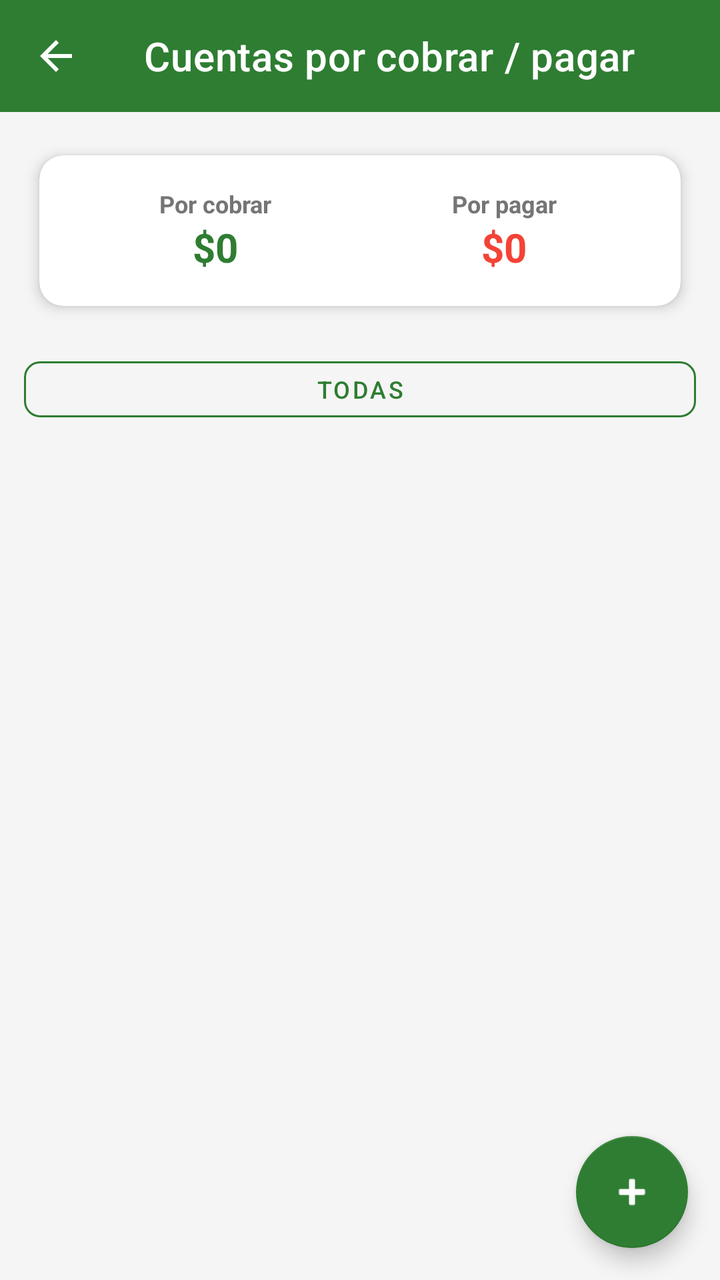
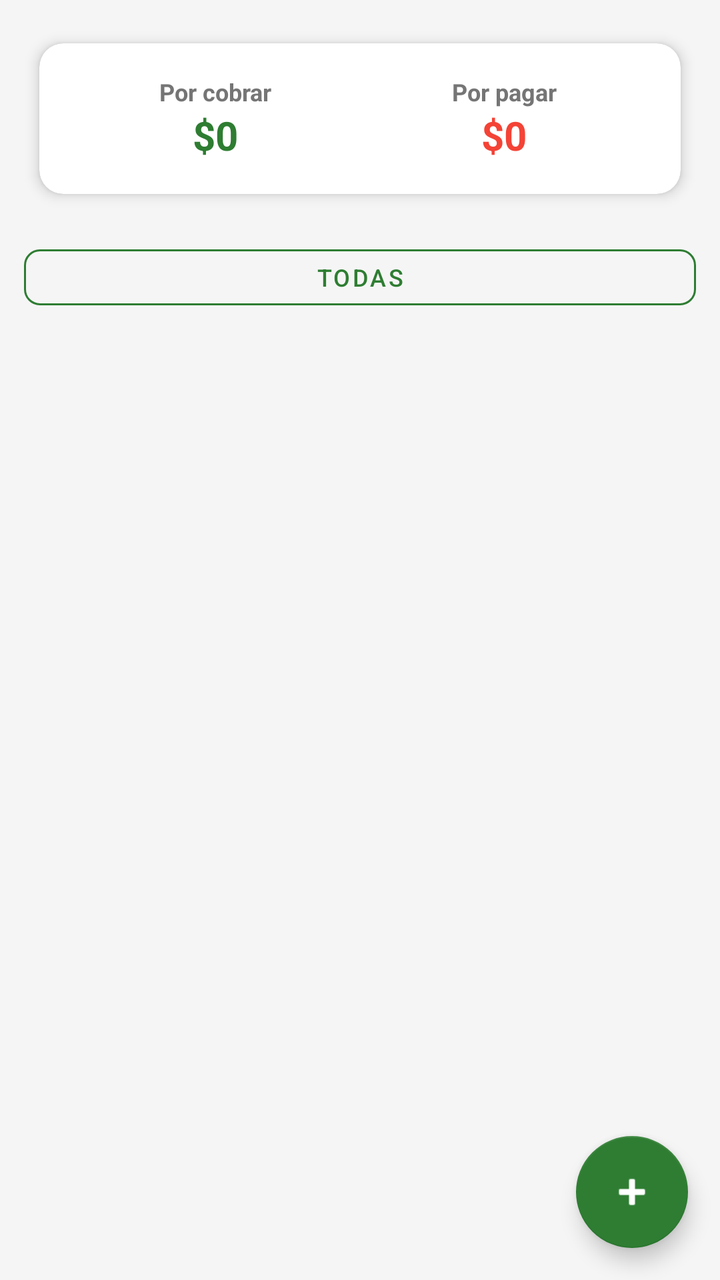

The first picture is an Android layout as it rendered before a commit; the second is the same layout after the commit. The layout source and the unified diff follow.
<!-- AndroidManifest.xml: application theme Theme.OasisCheck -->
<!-- res/layout/activity_cuentas.xml -->
<?xml version="1.0" encoding="utf-8"?>
<androidx.coordinatorlayout.widget.CoordinatorLayout
    xmlns:android="http://schemas.android.com/apk/res/android"
    xmlns:app="http://schemas.android.com/apk/res-auto"
    android:layout_width="match_parent"
    android:layout_height="match_parent"
    android:background="@color/background">

    <LinearLayout
        android:layout_width="match_parent"
        android:layout_height="match_parent"
        android:orientation="vertical">

        <com.google.android.material.appbar.MaterialToolbar
            android:id="@+id/toolbar"
            android:layout_width="match_parent"
            android:layout_height="?attr/actionBarSize"
            android:background="@color/green_primary"
            app:navigationIcon="@drawable/ic_back"
            app:navigationIconTint="@color/white"
            app:title="@string/cuentas_por_cobrar_pagar"
            app:titleTextColor="@color/white" />

        <androidx.cardview.widget.CardView
            style="@style/CardStyle"
            android:layout_width="match_parent"
            android:layout_height="wrap_content"
            android:layout_margin="12dp">

            <LinearLayout
                android:layout_width="match_parent"
                android:layout_height="wrap_content"
                android:orientation="horizontal"
                android:padding="16dp">

                <LinearLayout
                    android:layout_width="0dp"
                    android:layout_height="wrap_content"
                    android:layout_weight="1"
                    android:gravity="center"
                    android:orientation="vertical">

                    <TextView
                        android:layout_width="wrap_content"
                        android:layout_height="wrap_content"
                        android:text="@string/por_cobrar"
                        android:textColor="@color/text_secondary"
                        android:textSize="12sp"
                        android:textStyle="bold" />

                    <TextView
                        android:id="@+id/tv_total_cobrar"
                        android:layout_width="wrap_content"
                        android:layout_height="wrap_content"
                        android:text="@string/n_0"
                        android:textColor="@color/green_primary"
                        android:textSize="20sp"
                        android:textStyle="bold" />
                </LinearLayout>

                <LinearLayout
                    android:layout_width="0dp"
                    android:layout_height="wrap_content"
                    android:layout_weight="1"
                    android:gravity="center"
                    android:orientation="vertical">

                    <TextView
                        android:layout_width="wrap_content"
                        android:layout_height="wrap_content"
                        android:text="@string/por_pagar"
                        android:textColor="@color/text_secondary"
                        android:textSize="12sp"
                        android:textStyle="bold" />

                    <TextView
                        android:id="@+id/tv_total_pagar"
                        android:layout_width="wrap_content"
                        android:layout_height="wrap_content"
                        android:text="@string/n_0"
                        android:textColor="@color/red"
                        android:textSize="20sp"
                        android:textStyle="bold" />
                </LinearLayout>
            </LinearLayout>
        </androidx.cardview.widget.CardView>

        <LinearLayout
            android:layout_width="match_parent"
            android:layout_height="wrap_content"
            android:gravity="center_vertical"
            android:orientation="horizontal"
            android:paddingHorizontal="12dp"
            android:paddingBottom="8dp">

            <com.google.android.material.button.MaterialButton
                android:id="@+id/btn_filtrar_cuentas"
                style="@style/Widget.MaterialComponents.Button.OutlinedButton"
                android:layout_width="0dp"
                android:layout_height="40dp"
                android:layout_weight="1"
                android:text="@string/todas"
                android:textColor="@color/green_primary"
                android:textSize="12sp"
                app:cornerRadius="8dp"
                app:strokeColor="@color/green_primary" />
        </LinearLayout>

        <ProgressBar
            android:id="@+id/progress_bar"
            android:layout_width="wrap_content"
            android:layout_height="wrap_content"
            android:layout_gravity="center"
            android:visibility="gone" />

        <androidx.recyclerview.widget.RecyclerView
            android:id="@+id/recycler_cuentas"
            android:layout_width="match_parent"
            android:layout_height="0dp"
            android:layout_weight="1"
            android:clipToPadding="false"
            android:paddingStart="8dp"
            android:paddingEnd="8dp"
            android:paddingBottom="80dp" />

        <TextView
            android:id="@+id/tv_sin_datos"
            android:layout_width="match_parent"
            android:layout_height="0dp"
            android:layout_weight="1"
            android:gravity="center"
            android:text="@string/no_hay_cuentas_registradas"
            android:textColor="@color/text_secondary"
            android:textSize="16sp"
            android:visibility="gone" />
    </LinearLayout>

    <com.google.android.material.floatingactionbutton.FloatingActionButton
        android:id="@+id/fab_agregar_cuenta"
        android:layout_width="wrap_content"
        android:layout_height="wrap_content"
        android:layout_gravity="bottom|end"
        android:layout_margin="16dp"
        android:contentDescription="@string/agregar_cuenta"
        android:src="@android:drawable/ic_input_add"
        app:backgroundTint="@color/green_primary"
        app:tint="@color/white" />

</androidx.coordinatorlayout.widget.CoordinatorLayout>
<!-- resources referenced by this layout -->
<resources>
  <color name="background">#F5F5F5</color>
  <color name="green_primary">#2E7D32</color>
  <color name="red">#F44336</color>
  <color name="text_secondary">#757575</color>
  <color name="white">#FFFFFF</color>
  <!-- drawable ic_back (drawable) -->
  <?xml version="1.0" encoding="utf-8"?>
  <vector xmlns:android="http://schemas.android.com/apk/res/android"
      android:width="24dp"
      android:height="24dp"
      android:viewportWidth="24"
      android:viewportHeight="24"
      android:tint="?attr/colorControlNormal">
      <path
          android:fillColor="@android:color/white"
          android:pathData="M20,11H7.83l5.59,-5.59L12,4l-8,8 8,8 1.41,-1.41L7.83,13H20v-2z"/>
  </vector>
  <string name="agregar_cuenta">Agregar cuenta</string>
  <string name="cuentas_por_cobrar_pagar">Cuentas por cobrar / pagar</string>
  <string name="n_0">$0</string>
  <string name="no_hay_cuentas_registradas">No hay cuentas registradas</string>
  <string name="por_cobrar">Por cobrar</string>
  <string name="por_pagar">Por pagar</string>
  <string name="todas">Todas</string>
  <style name="CardStyle">
          <item name="cardCornerRadius">12dp</item>
          <item name="cardElevation">4dp</item>
          <item name="cardUseCompatPadding">true</item>
      </style>
  <style name="Theme.OasisCheck" parent="Theme.MaterialComponents.DayNight.DarkActionBar">
          <item name="colorPrimary">@color/green_primary</item>
          <item name="colorPrimaryDark">@color/green_primary_dark</item>
          <item name="colorAccent">@color/green_accent</item>
          <item name="colorSecondary">@color/green_accent</item>
          <item name="colorOnSurface">@color/text_primary</item>
          <item name="android:statusBarColor">@color/green_primary_dark</item>
      </style>
  <color name="green_primary_dark">#1B5E20</color>
  <color name="green_accent">#66BB6A</color>
  <color name="text_primary">#212121</color>
</resources>

<!-- the commit's change to res/layout/activity_cuentas.xml (unified diff, before → after) -->
@@ -11,15 +11,7 @@
         android:layout_height="match_parent"
         android:orientation="vertical">
 
-        <com.google.android.material.appbar.MaterialToolbar
-            android:id="@+id/toolbar"
-            android:layout_width="match_parent"
-            android:layout_height="?attr/actionBarSize"
-            android:background="@color/green_primary"
-            app:navigationIcon="@drawable/ic_back"
-            app:navigationIconTint="@color/white"
-            app:title="@string/cuentas_por_cobrar_pagar"
-            app:titleTextColor="@color/white" />
+
 
         <androidx.cardview.widget.CardView
             style="@style/CardStyle"
<!-- resource entries referenced after the edit -->
@@ -5,20 +5,7 @@
   <color name="red">#F44336</color>
   <color name="text_secondary">#757575</color>
   <color name="white">#FFFFFF</color>
-  <!-- drawable ic_back (drawable) -->
-  <?xml version="1.0" encoding="utf-8"?>
-  <vector xmlns:android="http://schemas.android.com/apk/res/android"
-      android:width="24dp"
-      android:height="24dp"
-      android:viewportWidth="24"
-      android:viewportHeight="24"
-      android:tint="?attr/colorControlNormal">
-      <path
-          android:fillColor="@android:color/white"
-          android:pathData="M20,11H7.83l5.59,-5.59L12,4l-8,8 8,8 1.41,-1.41L7.83,13H20v-2z"/>
-  </vector>
   <string name="agregar_cuenta">Agregar cuenta</string>
-  <string name="cuentas_por_cobrar_pagar">Cuentas por cobrar / pagar</string>
   <string name="n_0">$0</string>
   <string name="no_hay_cuentas_registradas">No hay cuentas registradas</string>
   <string name="por_cobrar">Por cobrar</string>
@@ -29,16 +16,15 @@
           <item name="cardElevation">4dp</item>
           <item name="cardUseCompatPadding">true</item>
       </style>
-  <style name="Theme.OasisCheck" parent="Theme.MaterialComponents.DayNight.DarkActionBar">
-          <item name="colorPrimary">@color/green_primary</item>
-          <item name="colorPrimaryDark">@color/green_primary_dark</item>
-          <item name="colorAccent">@color/green_accent</item>
-          <item name="colorSecondary">@color/green_accent</item>
+  <style name="Theme.OasisCheck" parent="Theme.MaterialComponents.DayNight.NoActionBar">
+          <item name="colorPrimary">@color/purple</item>
+          <item name="colorPrimaryDark">#6A1B9A</item>
+          <item name="colorAccent">#FF4081</item>
+          <item name="colorSecondary">#FF4081</item>
           <item name="colorOnSurface">@color/text_primary</item>
-          <item name="android:statusBarColor">@color/green_primary_dark</item>
+          <item name="android:statusBarColor">#6A1B9A</item>
       </style>
-  <color name="green_primary_dark">#1B5E20</color>
-  <color name="green_accent">#66BB6A</color>
+  <color name="purple">#9C27B0</color>
   <color name="text_primary">#212121</color>
 </resources>
 
